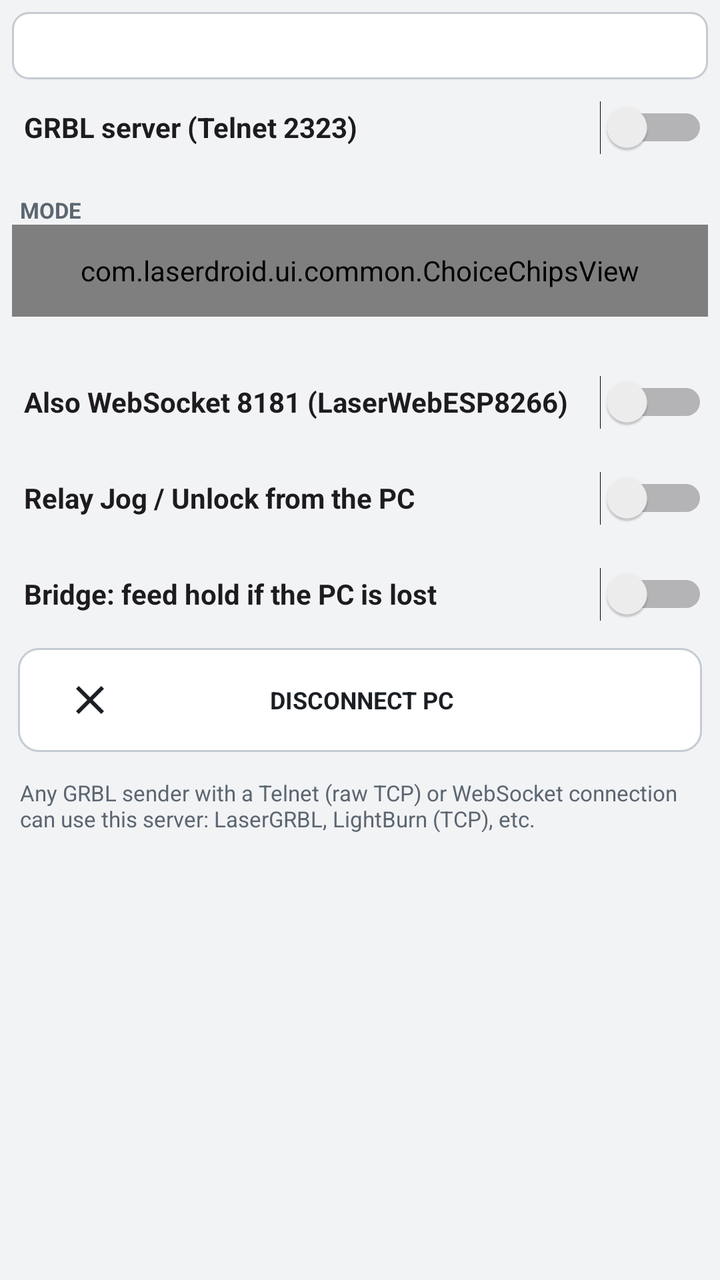
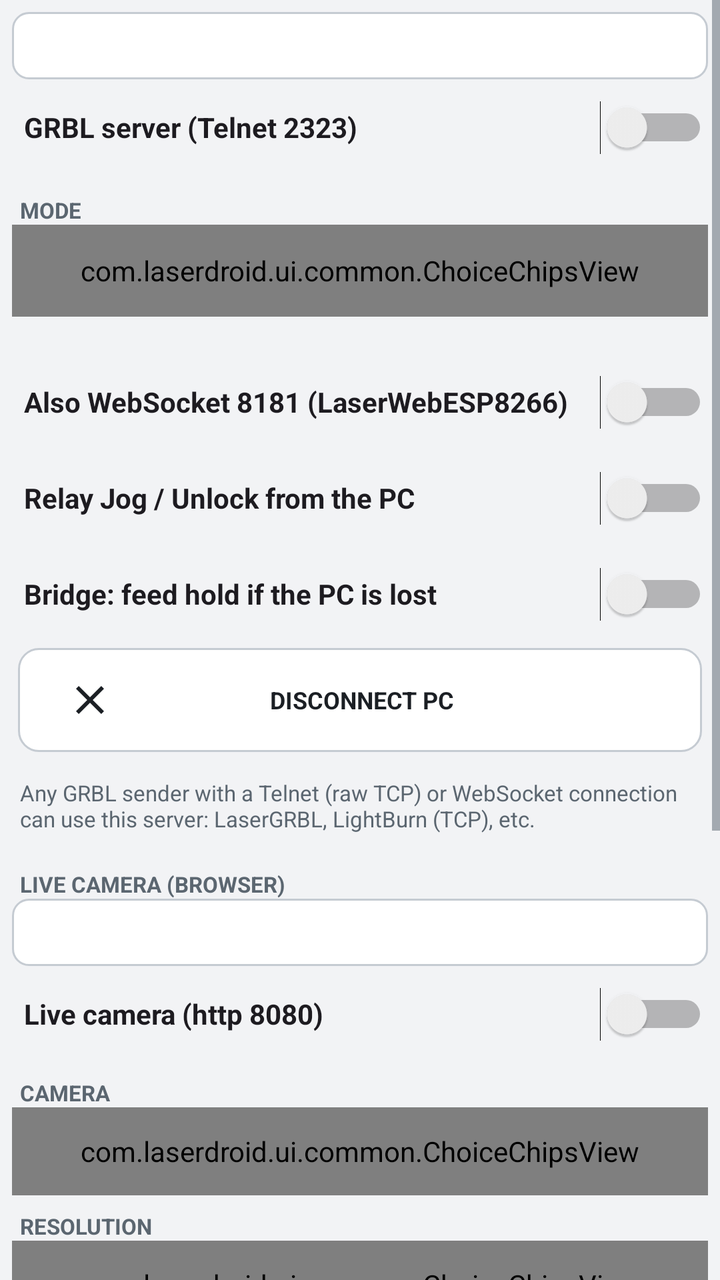

Compare the two renders of this Android layout. The source of the first and the diff that turns it into the second are given below.
<!-- AndroidManifest.xml: application theme Theme.LaserDroid -->
<!-- res/layout/view_server_panel.xml -->
<?xml version="1.0" encoding="utf-8"?>
<ScrollView
    xmlns:android="http://schemas.android.com/apk/res/android"
    android:layout_width="match_parent"
    android:layout_height="match_parent"
    android:fillViewport="true">

    <LinearLayout
        android:layout_width="match_parent"
        android:layout_height="wrap_content"
        android:orientation="vertical"
        android:padding="6dp">

        <TextView
            android:id="@+id/textRemoteInfo"
            android:layout_width="match_parent"
            android:layout_height="wrap_content"
            android:background="@drawable/bg_input"
            android:padding="8dp"
            android:textColor="@color/ld_text"
            android:textSize="13sp"
            android:typeface="monospace" />

        <Switch
            android:id="@+id/switchRemote"
            android:layout_width="match_parent"
            android:layout_height="48dp"
            android:paddingStart="6dp"
            android:text="GRBL server (Telnet 2323)"
            android:textSize="14sp"
            android:textStyle="bold" />

        <TextView
            style="@style/LdLabel"
            android:layout_width="match_parent"
            android:layout_height="wrap_content"
            android:paddingTop="10dp"
            android:text="MODE" />

        <com.laserdroid.ui.common.ChoiceChipsView
            android:id="@+id/chipsRemoteMode"
            android:layout_width="match_parent"
            android:layout_height="46dp" />

        <TextView
            android:id="@+id/textRemoteModeHelp"
            android:layout_width="match_parent"
            android:layout_height="wrap_content"
            android:paddingStart="6dp"
            android:paddingBottom="4dp"
            android:textColor="@color/ld_text_secondary"
            android:textSize="11sp" />

        <Switch
            android:id="@+id/switchRemoteWebSocket"
            android:layout_width="match_parent"
            android:layout_height="48dp"
            android:paddingStart="6dp"
            android:text="Also WebSocket 8181 (LaserWebESP8266)"
            android:textSize="14sp"
            android:textStyle="bold" />

        <Switch
            android:id="@+id/switchRemoteRelay"
            android:layout_width="match_parent"
            android:layout_height="48dp"
            android:paddingStart="6dp"
            android:text="Relay Jog / Unlock from the PC"
            android:textSize="14sp"
            android:textStyle="bold" />

        <Switch
            android:id="@+id/switchRemotePause"
            android:layout_width="match_parent"
            android:layout_height="48dp"
            android:paddingStart="6dp"
            android:text="Bridge: feed hold if the PC is lost"
            android:textSize="14sp"
            android:textStyle="bold" />

        <TextView
            android:id="@+id/buttonRemoteDisconnect"
            style="@style/LdButton"
            android:layout_width="match_parent"
            android:layout_height="52dp"
            android:drawableStart="@drawable/ic_close"
            android:paddingStart="24dp"
            android:paddingEnd="48dp"
            android:text="DISCONNECT PC" />

        <TextView
            android:layout_width="match_parent"
            android:layout_height="wrap_content"
            android:paddingStart="4dp"
            android:paddingTop="10dp"
            android:text="Any GRBL sender with a Telnet (raw TCP) or WebSocket connection can use this server: LaserGRBL, LightBurn (TCP), etc."
            android:textColor="@color/ld_text_secondary"
            android:textSize="11sp" />

    </LinearLayout>

</ScrollView>
<!-- resources referenced by this layout -->
<resources>
  <color name="ld_text">#FF1B1F24</color>
  <color name="ld_text_secondary">#FF5B6670</color>
  <!-- drawable bg_input (drawable) -->
  <?xml version="1.0" encoding="utf-8"?>
  <shape xmlns:android="http://schemas.android.com/apk/res/android"
      android:shape="rectangle">
      <corners android:radius="8dp" />
      <solid android:color="@color/ld_log_background" />
      <stroke android:width="1dp" android:color="@color/ld_border" />
  </shape>
  <!-- drawable ic_close (drawable) -->
  <?xml version="1.0" encoding="utf-8"?>
  <vector xmlns:android="http://schemas.android.com/apk/res/android"
      android:width="24dp"
      android:height="24dp"
      android:viewportWidth="24"
      android:viewportHeight="24">
  
      <path
          android:fillColor="#FFFFFFFF"
          android:pathData="M19,6.41L17.59,5 12,10.59 6.41,5 5,6.41 10.59,12 5,17.59 6.41,19 12,13.41 17.59,19 19,17.59 13.41,12z" />
  
  </vector>
  <style name="LdButton">
          <item name="android:background">@drawable/bg_button</item>
          <item name="android:textColor">@color/button_text</item>
          <item name="android:drawableTint">@color/button_text</item>
          <item name="android:gravity">center</item>
          <item name="android:clickable">true</item>
          <item name="android:focusable">true</item>
          <item name="android:textSize">12sp</item>
          <item name="android:textStyle">bold</item>
          <item name="android:maxLines">1</item>
          <item name="android:ellipsize">end</item>
          <item name="android:drawablePadding">2dp</item>
          <item name="android:paddingTop">4dp</item>
          <item name="android:paddingBottom">4dp</item>
          <item name="android:paddingStart">4dp</item>
          <item name="android:paddingEnd">4dp</item>
          <item name="android:layout_margin">3dp</item>
      </style>
  <style name="LdLabel">
          <item name="android:textColor">@color/ld_text_secondary</item>
          <item name="android:textSize">11sp</item>
          <item name="android:textStyle">bold</item>
          <item name="android:paddingStart">4dp</item>
          <item name="android:paddingTop">4dp</item>
      </style>
  <style name="Theme.LaserDroid" parent="Base.Theme.LaserDroid" />
  <color name="ld_log_background">#FFFFFFFF</color>
  <color name="ld_border">#FFC5CBD2</color>
  <style name="Base.Theme.LaserDroid" parent="Theme.Material3.DayNight.NoActionBar">
          <item name="colorPrimary">@color/ld_accent</item>
          <item name="colorAccent">@color/ld_accent</item>
          <item name="android:windowBackground">@color/ld_background</item>
          <item name="android:statusBarColor">@color/ld_bar</item>
          <item name="android:navigationBarColor">@color/ld_bar</item>
          <item name="android:textColorPrimary">@color/ld_text</item>
          <item name="android:textColorSecondary">@color/ld_text_secondary</item>
      </style>
  <color name="ld_surface_disabled">#FFE9EBEE</color>
  <color name="ld_surface_pressed">#FFE1E5EA</color>
  <color name="ld_accent">#FFE8650A</color>
  <color name="ld_surface">#FFFFFFFF</color>
  <color name="ld_background">#FFF2F3F5</color>
  <color name="ld_bar">#FFFFFFFF</color>
  <!-- unchanged entries left out for length: 1 -->
</resources>

<!-- the commit's change to res/layout/view_server_panel.xml (unified diff, before → after) -->
@@ -97,6 +97,112 @@
             android:textColor="@color/ld_text_secondary"
             android:textSize="11sp" />
 
+        <TextView
+            style="@style/LdLabel"
+            android:layout_width="match_parent"
+            android:layout_height="wrap_content"
+            android:paddingTop="18dp"
+            android:text="LIVE CAMERA (BROWSER)" />
+
+        <TextView
+            android:id="@+id/textCameraInfo"
+            android:layout_width="match_parent"
+            android:layout_height="wrap_content"
+            android:background="@drawable/bg_input"
+            android:padding="8dp"
+            android:textColor="@color/ld_text"
+            android:textIsSelectable="true"
+            android:textSize="13sp"
+            android:typeface="monospace" />
+
+        <Switch
+            android:id="@+id/switchCamera"
+            android:layout_width="match_parent"
+            android:layout_height="48dp"
+            android:paddingStart="6dp"
+            android:text="Live camera (http 8080)"
+            android:textSize="14sp"
+            android:textStyle="bold" />
+
+        <TextView
+            style="@style/LdLabel"
+            android:layout_width="match_parent"
+            android:layout_height="wrap_content"
+            android:paddingTop="8dp"
+            android:text="CAMERA" />
+
+        <com.laserdroid.ui.common.ChoiceChipsView
+            android:id="@+id/chipsCameraFacing"
+            android:layout_width="match_parent"
+            android:layout_height="44dp" />
+
+        <TextView
+            style="@style/LdLabel"
+            android:layout_width="match_parent"
+            android:layout_height="wrap_content"
+            android:paddingTop="8dp"
+            android:text="RESOLUTION" />
+
+        <com.laserdroid.ui.common.ChoiceChipsView
+            android:id="@+id/chipsCameraQuality"
+            android:layout_width="match_parent"
+            android:layout_height="44dp" />
+
+        <TextView
+            style="@style/LdLabel"
+            android:layout_width="match_parent"
+            android:layout_height="wrap_content"
+            android:paddingTop="8dp"
+            android:text="FRAMES PER SECOND" />
+
+        <com.laserdroid.ui.common.ChoiceChipsView
+            android:id="@+id/chipsCameraFps"
+            android:layout_width="match_parent"
+            android:layout_height="44dp" />
+
+        <TextView
+            style="@style/LdLabel"
+            android:layout_width="match_parent"
+            android:layout_height="wrap_content"
+            android:paddingTop="8dp"
+            android:text="ROTATION IN THE BROWSER" />
+
+        <com.laserdroid.ui.common.ChoiceChipsView
+            android:id="@+id/chipsCameraRotation"
+            android:layout_width="match_parent"
+            android:layout_height="44dp" />
+
+        <TextView
+            style="@style/LdLabel"
+            android:layout_width="match_parent"
+            android:layout_height="wrap_content"
+            android:paddingTop="8dp"
+            android:text="EXPOSURE (EV, lower = less laser glare)" />
+
+        <com.laserdroid.ui.common.ChoiceChipsView
+            android:id="@+id/chipsCameraExposure"
+            android:layout_width="match_parent"
+            android:layout_height="44dp" />
+
+        <TextView
+            android:id="@+id/buttonCameraNewKey"
+            style="@style/LdButton"
+            android:layout_width="match_parent"
+            android:layout_height="48dp"
+            android:drawableStart="@drawable/ic_lock_open"
+            android:paddingStart="24dp"
+            android:paddingEnd="48dp"
+            android:text="NEW ACCESS KEY" />
+
+        <TextView
+            android:layout_width="match_parent"
+            android:layout_height="wrap_content"
+            android:paddingStart="4dp"
+            android:paddingTop="8dp"
+            android:text="Never point the camera at the laser beam or its direct reflection: it can damage the sensor. A laser safety filter (orange acrylic) in front of the lens also protects it and reduces glare. The camera only runs while a browser watches."
+            android:textColor="@color/ld_text_secondary"
+            android:textSize="11sp" />
+
     </LinearLayout>
 
 </ScrollView>
<!-- resource entries referenced after the edit -->
@@ -21,6 +21,19 @@
       <path
           android:fillColor="#FFFFFFFF"
           android:pathData="M19,6.41L17.59,5 12,10.59 6.41,5 5,6.41 10.59,12 5,17.59 6.41,19 12,13.41 17.59,19 19,17.59 13.41,12z" />
+  
+  </vector>
+  <!-- drawable ic_lock_open (drawable) -->
+  <?xml version="1.0" encoding="utf-8"?>
+  <vector xmlns:android="http://schemas.android.com/apk/res/android"
+      android:width="24dp"
+      android:height="24dp"
+      android:viewportWidth="24"
+      android:viewportHeight="24">
+  
+      <path
+          android:fillColor="#FFFFFFFF"
+          android:pathData="M12,17c1.1,0 2,-0.9 2,-2s-0.9,-2 -2,-2 -2,0.9 -2,2 0.9,2 2,2zM18,8h-1V6c0,-2.76 -2.24,-5 -5,-5S7,3.24 7,6h1.9c0,-1.71 1.39,-3.1 3.1,-3.1 1.71,0 3.1,1.39 3.1,3.1v2H6c-1.1,0 -2,0.9 -2,2v10c0,1.1 0.9,2 2,2h12c1.1,0 2,-0.9 2,-2V10c0,-1.1 -0.9,-2 -2,-2zM18,20H6V10h12v10z" />
   
   </vector>
   <style name="LdButton">
